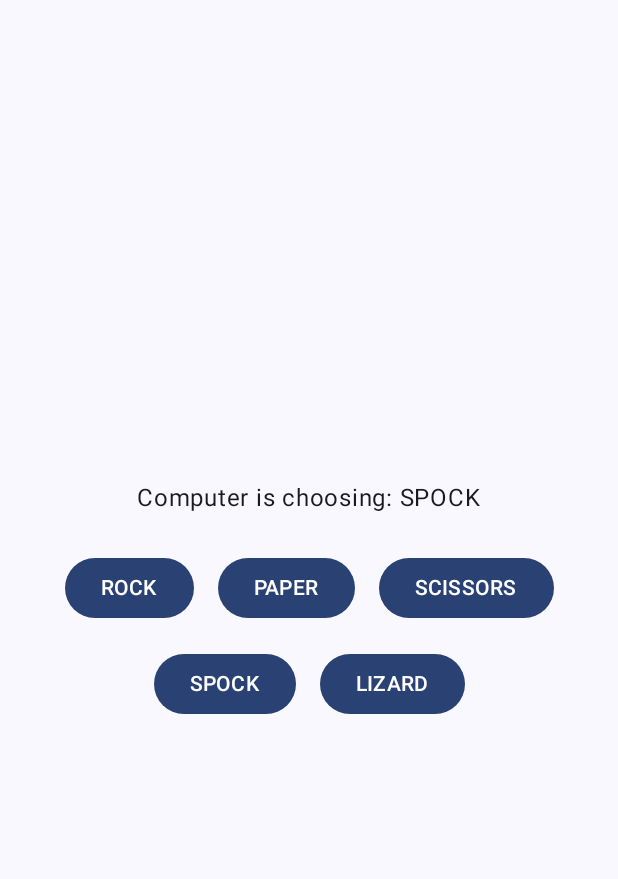
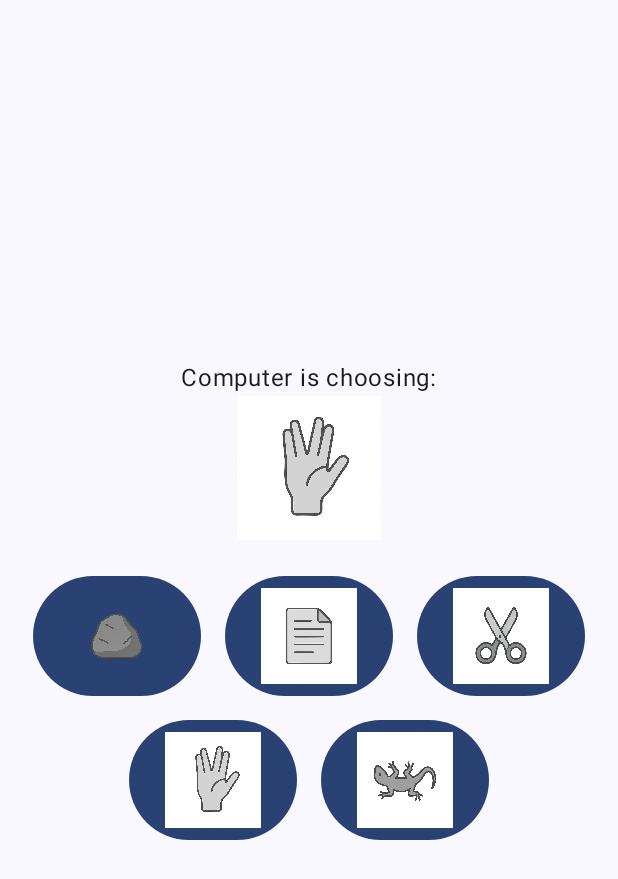
Before and after one commit to Atero5/prvni_aplikace_android, an Android app built with Jetpack Compose: the screen it shows after launch (MainActivity), on a phone screen of 412 x 824 dp. Shown: the top 879 px of the screen. Run offline under Robolectric (Android 15) with nearby library versions, the phone set to English and light mode, and no system bars.

Commit message:
add images

```diff
--- a/app/src/main/java/com/example/myapplication/MainActivity.kt
+++ b/app/src/main/java/com/example/myapplication/MainActivity.kt
@@ -4,11 +4,13 @@ import android.os.Bundle
 import androidx.activity.ComponentActivity
 import androidx.activity.compose.setContent
 import androidx.activity.enableEdgeToEdge
+import androidx.compose.foundation.Image
 import androidx.compose.foundation.layout.*
 import androidx.compose.material3.*
 import androidx.compose.runtime.*
 import androidx.compose.ui.Alignment
 import androidx.compose.ui.Modifier
+import androidx.compose.ui.res.painterResource
 import androidx.compose.ui.unit.dp
 import com.example.myapplication.ui.theme.MyApplicationTheme
 import kotlinx.coroutines.flow.collectLatest
@@ -40,7 +42,10 @@ class MainActivity : ComponentActivity() {
                         verticalArrangement = Arrangement.Center,
                         horizontalAlignment = Alignment.CenterHorizontally
                     ) {
-                        Text(text = "Computer is choosing: $computerMove")
+                        Column(horizontalAlignment = Alignment.CenterHorizontally) {
+                            Text("Computer is choosing:")
+                            MoveImage(move = computerMove)
+                        }
 
                         Spacer(modifier = Modifier.height(24.dp))
 
@@ -50,21 +55,33 @@ class MainActivity : ComponentActivity() {
                                 val playerMove = referee.stringToMove("rock")
                                 result = referee.displayResult(playerMove, computerMove)
                             }) {
-                                Text("ROCK")
+                                Image(
+                                    painter = painterResource(id = R.drawable.rock),
+                                    contentDescription = "Rock",
+                                    modifier = Modifier.size(64.dp)
+                                )
                             }
 
                             Button(onClick = {
                                 val playerMove = referee.stringToMove("paper")
                                 result = referee.displayResult(playerMove, computerMove)
                             }) {
-                                Text("PAPER")
+                                Image(
+                                    painter = painterResource(id = R.drawable.paper),
+                                    contentDescription = "Paper",
+                                    modifier = Modifier.size(64.dp)
+                                )
                             }
 
                             Button(onClick = {
                                 val playerMove = referee.stringToMove("scissors")
                                 result = referee.displayResult(playerMove, computerMove)
                             }) {
-                                Text("SCISSORS")
+                                Image(
+                                    painter = painterResource(id = R.drawable.scissors),
+                                    contentDescription = "Scissors",
+                                    modifier = Modifier.size(64.dp)
+                                )
                             }
                         }
 
@@ -75,17 +92,24 @@ class MainActivity : ComponentActivity() {
                                 val playerMove = referee.stringToMove("spock")
                                 result = referee.displayResult(playerMove, computerMove)
                             }) {
-                                Text("SPOCK")
+                                Image(
+                                    painter = painterResource(id = R.drawable.spock),
+                                    contentDescription = "Spock",
+                                    modifier = Modifier.size(64.dp)
+                                )
                             }
 
                             Button(onClick = {
                                 val playerMove = referee.stringToMove("lizard")
                                 result = referee.displayResult(playerMove, computerMove)
                             }) {
-                                Text("LIZARD")
+                                Image(
+                                    painter = painterResource(id = R.drawable.lizard),
+                                    contentDescription = "Lizard",
+                                    modifier = Modifier.size(64.dp)
+                                )
                             }
                         }
-
                         Spacer(modifier = Modifier.height(24.dp))
 
                         if (result.isNotEmpty()) {
@@ -97,3 +121,19 @@ class MainActivity : ComponentActivity() {
         }
     }
 }
+@Composable
+fun MoveImage(move: Referee.Move, modifier: Modifier = Modifier) {
+    val resId = when (move) {
+        Referee.Move.ROCK -> R.drawable.rock
+        Referee.Move.PAPER -> R.drawable.paper
+        Referee.Move.SCISSORS -> R.drawable.scissors
+        Referee.Move.SPOCK -> R.drawable.spock
+        Referee.Move.LIZARD -> R.drawable.lizard
+    }
+
+    Image(
+        painter = painterResource(id = resId),
+        contentDescription = move.name,
+        modifier = modifier.size(96.dp)
+    )
+}
```
Also changed, not shown: app/src/main/res/drawable/lizard.png (added), app/src/main/res/drawable/paper.png (added), app/src/main/res/drawable/rock.png (added), app/src/main/res/drawable/scissors.png (added), app/src/main/res/drawable/spock.png (added).
